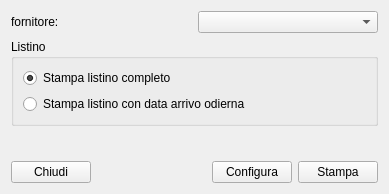
Old version of the form moduleReport/reportlistino.ui in the repository kvsd/Gestionale.
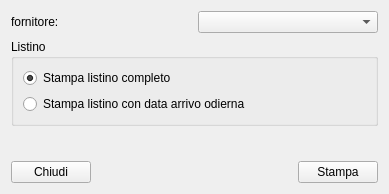
New version of the form.

Diff of the .ui file:
```diff
--- a/moduleReport/reportlistino.ui
+++ b/moduleReport/reportlistino.ui
@@ -89,13 +89,6 @@
        </property>
       </spacer>
      </item>
-     <item>
-      <widget class="QPushButton" name="configButton">
-       <property name="text">
-        <string>Configura</string>
-       </property>
-      </widget>
-     </item>
      <item>
       <widget class="QPushButton" name="printButton">
        <property name="text">
```
Left out of the diff: 17 changed lines with no effect on the pictures.
